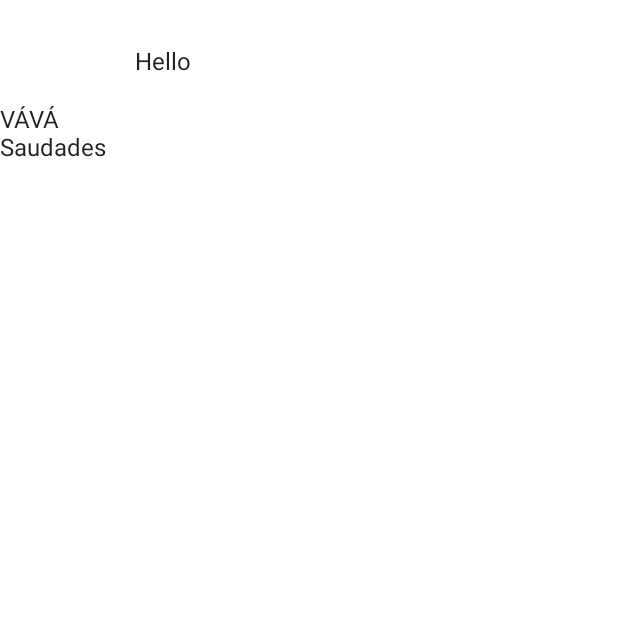
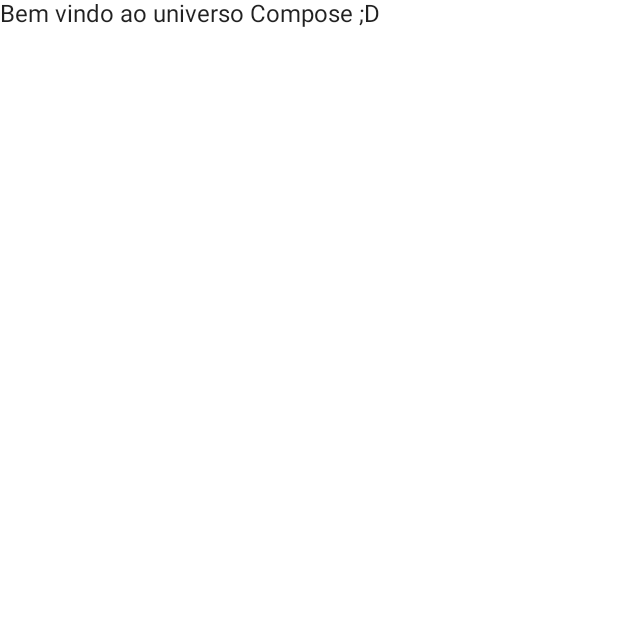
Before and after one commit to moraesnicol/Login_page, an Android app built with Jetpack Compose: the screen it shows after launch (MainActivity), on a phone screen of 412 x 824 dp, the top half of it. Run offline under Robolectric (Android 15) with nearby library versions, the phone set to English and light mode, and no system bars.

Commit message:
LoginPage init

```diff
--- a/app/src/main/java/com/example/imc_compose/MainActivity.kt
+++ b/app/src/main/java/com/example/imc_compose/MainActivity.kt
@@ -1,48 +1,30 @@
 package com.example.imc_compose
 
 
+import android.graphics.Color
 import android.os.Bundle
 import androidx.activity.ComponentActivity
 import androidx.activity.compose.setContent
-import androidx.compose.foundation.layout.Column
-import androidx.compose.foundation.layout.padding
-import androidx.compose.material.Text
-import androidx.compose.runtime.Composable
-import androidx.compose.ui.Modifier
-import androidx.compose.ui.tooling.preview.Preview
-import androidx.compose.ui.unit.dp
+import androidx.compose.material.MaterialTheme
+import androidx.compose.material.Surface
+import com.example.imc_compose.composables.LoginPage1
 import com.example.imc_compose.ui.theme.IMC_COMPOSETheme
 
 class MainActivity : ComponentActivity() {
     override fun onCreate(savedInstanceState: Bundle?) {
         super.onCreate(savedInstanceState)
+
+        val windows = this.window
+        windows.statusBarColor = Color.WHITE
+
         setContent {
             IMC_COMPOSETheme {
 
-                   NovaHistoria()
+                   Surface(color = MaterialTheme.colors.background) {
+                       LoginPage1()
+
+                   }
                 }
             }
         }
     }
-
-
-@Composable
-fun NovaHistoria() {
-    Column (
-
-
-            ){
-
-        Text("Hello ", Modifier.padding(top = 32.dp, bottom = 20.dp, start = 90.dp), )
-        Text("VÁVÁ")
-        Text("Saudades")
-    }
-}
-
-@Preview(showBackground = true, backgroundColor = 0xFF009688, widthDp = 140, heightDp = 60)
-@Composable
-fun DefaultPreview() {
-    IMC_COMPOSETheme {
-        NovaHistoria()
-    }
-}
--- a/app/src/main/java/com/example/imc_compose/composables/LoginPage1.kt
+++ b/app/src/main/java/com/example/imc_compose/composables/LoginPage1.kt
@@ -1,4 +1,12 @@
 package com.example.imc_compose.composables
 
-class LoginPage1 {
+import androidx.compose.material.Text
+import androidx.compose.runtime.Composable
+import androidx.compose.ui.tooling.preview.Preview
+
+
+@Preview(showBackground = true)
+@Composable
+fun LoginPage1() {
+    Text(text = "Bem vindo ao universo Compose ;D")
 }
```
